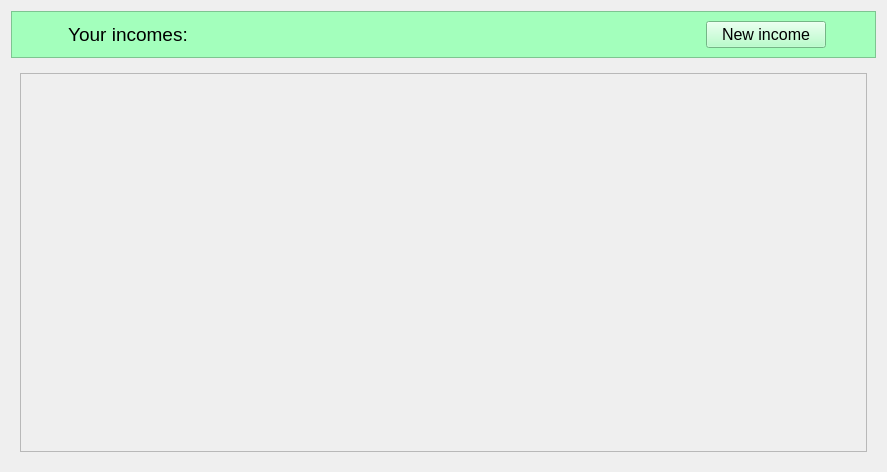
First picture: the form in src/Client/View/MainPage/Income/IncomesSubPage/IncomeListSubPage.ui, repository iodream/Spend-Note, before the edit.
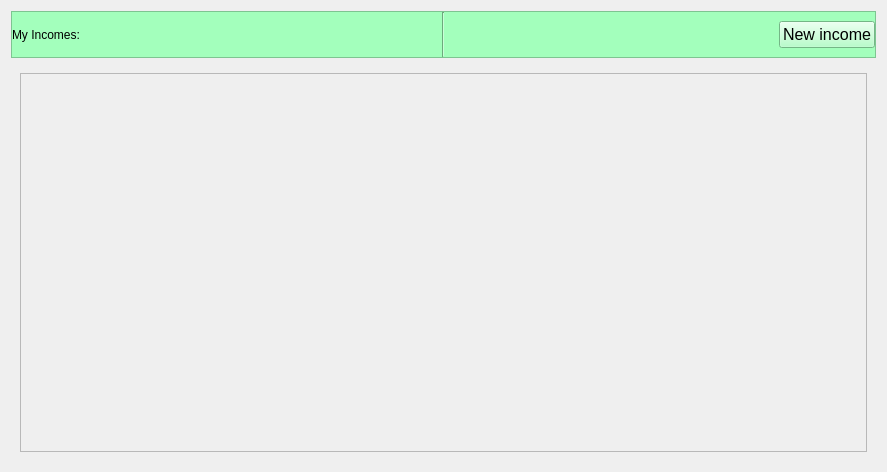
Second picture: the form after the edit. Icons and pictures are not drawn.

```diff
--- a/src/Client/View/MainPage/Income/IncomesSubPage/IncomeListSubPage.ui
+++ b/src/Client/View/MainPage/Income/IncomesSubPage/IncomeListSubPage.ui
@@ -31,66 +31,27 @@
      <property name="frameShadow">
       <enum>QFrame::Raised</enum>
      </property>
-     <layout class="QHBoxLayout" name="horizontalLayout">
+     <layout class="QHBoxLayout" name="horizontalLayout" stretch="1,1,0,2">
+      <property name="spacing">
+       <number>0</number>
+      </property>
       <property name="leftMargin">
-       <number>16</number>
+       <number>0</number>
       </property>
       <property name="topMargin">
        <number>0</number>
       </property>
       <property name="rightMargin">
-       <number>9</number>
+       <number>0</number>
       </property>
       <property name="bottomMargin">
        <number>0</number>
       </property>
       <item>
-       <widget class="QWidget" name="yourIncomesLayout" native="true">
-        <property name="minimumSize">
-         <size>
-          <width>200</width>
-          <height>0</height>
-         </size>
+       <widget class="QLabel" name="yourIncomesLabel">
+        <property name="text">
+         <string>My Incomes:</string>
         </property>
-        <layout class="QHBoxLayout" name="horizontalLayout_2">
-         <item>
-          <widget class="QLabel" name="yourIncomesLabel">
-           <property name="sizePolicy">
-            <sizepolicy hsizetype="Fixed" vsizetype="Fixed">
-             <horstretch>0</horstretch>
-             <verstretch>0</verstretch>
-            </sizepolicy>
-           </property>
-           <property name="minimumSize">
-            <size>
-             <width>150</width>
-             <height>0</height>
-            </size>
-           </property>
-           <property name="maximumSize">
-            <size>
-             <width>150</width>
-             <height>16777215</height>
-            </size>
-           </property>
-           <property name="font">
-            <font>
-             <pointsize>14</pointsize>
-             <bold>false</bold>
-            </font>
-           </property>
-           <property name="styleSheet">
-            <string notr="true">color: black;</string>
-           </property>
-           <property name="text">
-            <string>Your incomes:</string>
-           </property>
-           <property name="alignment">
-            <set>Qt::AlignCenter</set>
-           </property>
-          </widget>
-         </item>
-        </layout>
        </widget>
       </item>
       <item>
@@ -109,6 +70,13 @@
         </property>
        </spacer>
       </item>
+      <item>
+       <widget class="Line" name="line">
+        <property name="orientation">
+         <enum>Qt::Vertical</enum>
+        </property>
+       </widget>
+      </item>
       <item>
        <widget class="QWidget" name="widget" native="true">
         <property name="minimumSize">
@@ -118,6 +86,28 @@
          </size>
         </property>
         <layout class="QHBoxLayout" name="horizontalLayout_3">
+         <property name="spacing">
+          <number>0</number>
+         </property>
+         <property name="leftMargin">
+          <number>0</number>
+         </property>
+         <property name="rightMargin">
+          <number>0</number>
+         </property>
+         <item>
+          <spacer name="horizontalSpacer_2">
+           <property name="orientation">
+            <enum>Qt::Horizontal</enum>
+           </property>
+           <property name="sizeHint" stdset="0">
+            <size>
+             <width>40</width>
+             <height>20</height>
+            </size>
+           </property>
+          </spacer>
+         </item>
          <item>
           <widget class="QPushButton" name="AddIncomeButton">
            <property name="minimumSize">
```
